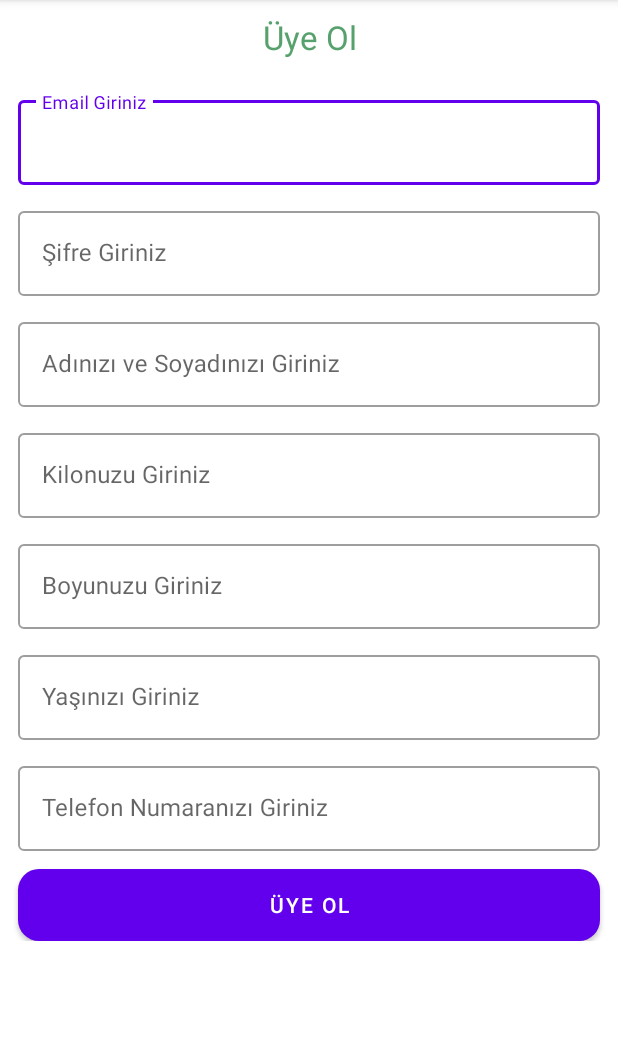
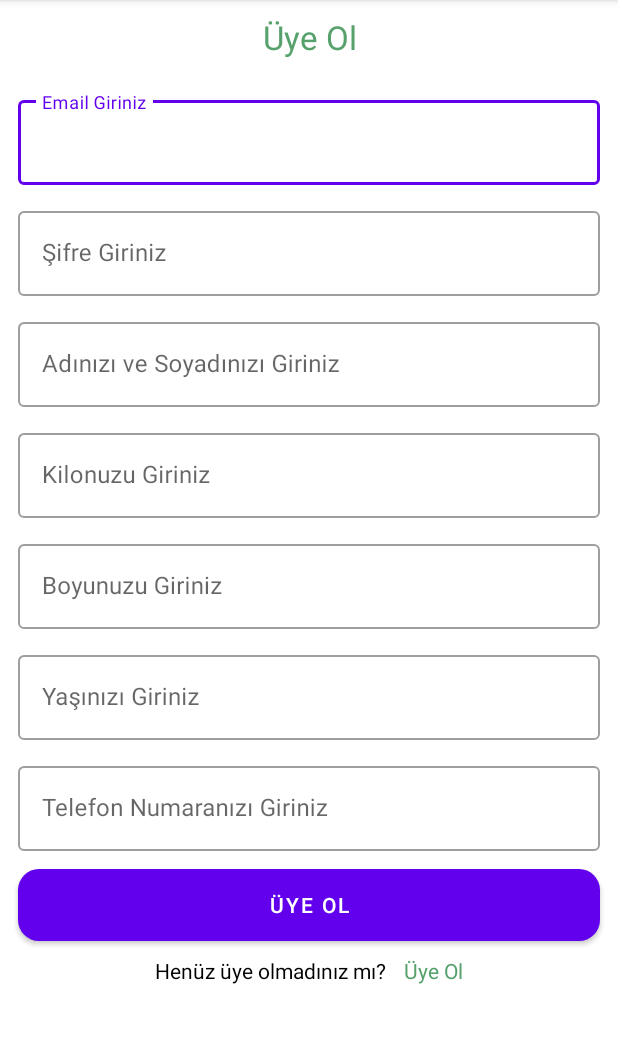
Before and after one commit to kocerenes/FamilyMedicineApp, an Android app: the fragment RegisterFragment shown on its own in the app's theme, on a phone screen of 412 x 824 dp, the part 84-1127 px from its top. Run offline under Robolectric (Android 15) with nearby library versions, the phone set to English and light mode, and no system bars.

Commit message:
Add sign in text view on register screen

```diff
--- a/app/src/main/res/layout/fragment_register.xml
+++ b/app/src/main/res/layout/fragment_register.xml
@@ -157,6 +157,28 @@
                 android:backgroundTint="#56a16c"
                 android:padding="@dimen/small_padding"
                 android:text="@string/tv_sign_up" />
+
+            <LinearLayout
+                android:layout_width="match_parent"
+                android:layout_height="wrap_content"
+                android:gravity="center"
+                android:padding="@dimen/medium_padding">
+
+                <TextView
+                    android:id="@+id/tvAsk"
+                    android:layout_width="wrap_content"
+                    android:layout_height="wrap_content"
+                    android:text="@string/tv_ask"
+                    android:textColor="@color/black" />
+
+                <TextView
+                    android:id="@+id/tvSignUp"
+                    android:layout_width="wrap_content"
+                    android:layout_height="wrap_content"
+                    android:layout_marginStart="@dimen/medium_margin"
+                    android:text="@string/tv_sign_up"
+                    android:textColor="#56a16c" />
+            </LinearLayout>
         </LinearLayout>
     </androidx.core.widget.NestedScrollView>
 </LinearLayout>
--- a/app/src/main/res/values/strings.xml
+++ b/app/src/main/res/values/strings.xml
@@ -25,4 +25,6 @@
     <string name="tv_ask">Henüz üye olmadınız mı?</string>
     <string name="tv_sign_up">Üye Ol</string>
     <string name="hint_tv_name">Adınızı ve Soyadınızı Giriniz</string>
+    <string name="tv_ask_register">Zaten hesabınız var mı?</string>
+    <string name="tv_sign_in">Giriş Yap</string>
 </resources>
```
